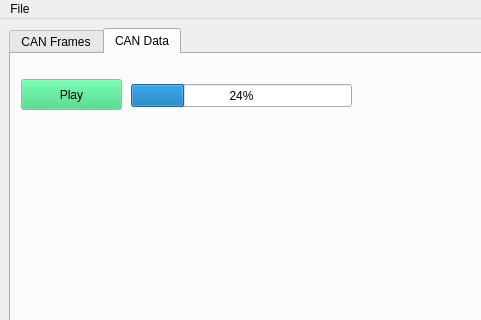
This is mainwindow.ui in AidanRouai/CANvis1 as Qt 5 draws it before an edit; both pictures show x 0 to 481 and y 0 to 320 of the 1280 by 720 pixel window. The edited form follows.
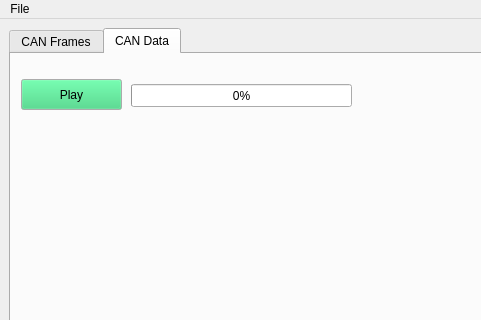
This is the edited form.

Commit message: button logic cont

Diff of the .ui file:
```diff
--- a/mainwindow.ui
+++ b/mainwindow.ui
@@ -188,7 +188,7 @@
          </rect>
         </property>
         <property name="value">
-         <number>24</number>
+         <number>0</number>
         </property>
        </widget>
       </widget>
```
The commit also changes 1 other file.
